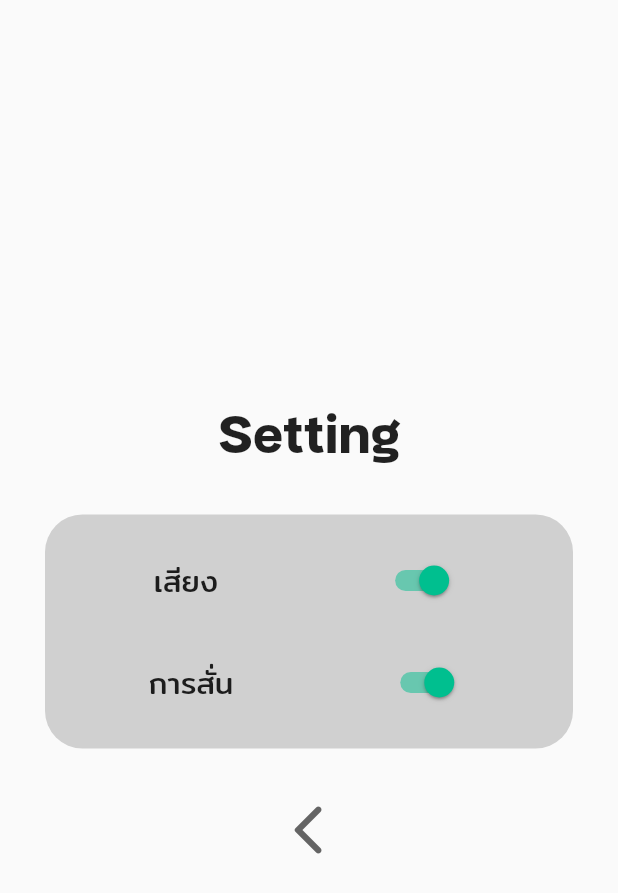
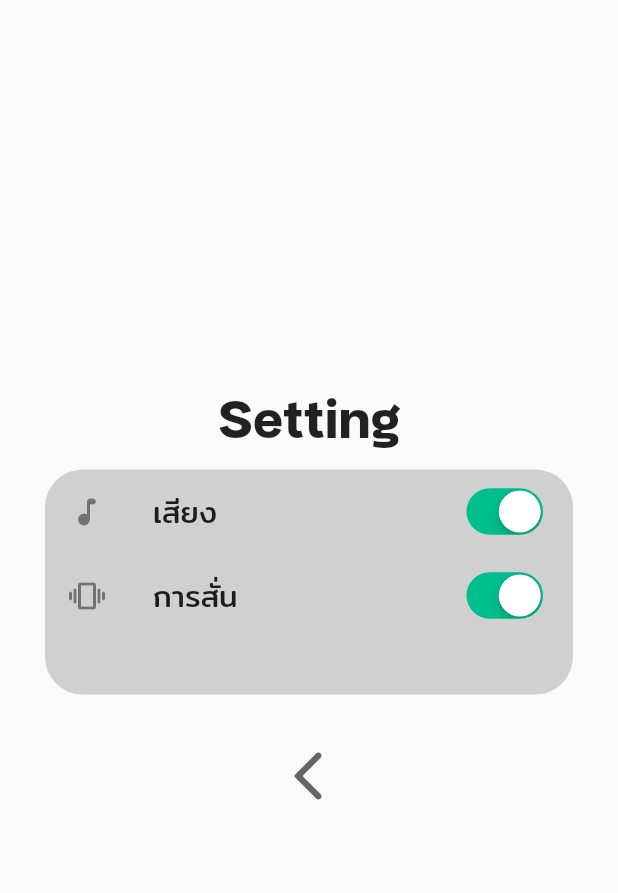
Before and after one commit to Feelgoodmann/Make-Decisions, a Flutter app: the Setting screen opened directly, on a phone screen of 412 x 824 dp. Shown: the top 893 px of the screen. Run offline on Flutter 3.47's test engine with Material 2 defaults, Android fonts, the phone set to English and light mode, and no system bars; our stand-ins replace flutter_fortune_wheel, shared_preferences; accounts and stored records are empty.

Commit message:
Adjust Setting page
*unpolished*

```diff
--- a/lib/resources/textAndButton.dart
+++ b/lib/resources/textAndButton.dart
@@ -1,4 +1,6 @@
+import 'package:flutter/cupertino.dart';
 import 'package:flutter/material.dart';
+import 'package:shared_preferences/shared_preferences.dart';
 import 'package:make_decisions/screens/mainmenu.dart';
 import 'package:make_decisions/screens/randomFood.dart';
 import 'package:make_decisions/screens/spin_bilnd.dart';
@@ -68,24 +70,24 @@ Widget mainMenuButton(String text, String asset, BuildContext context) {
 class SwitchSetting extends StatefulWidget {
   const SwitchSetting({Key? key}) : super(key: key);
 
-
   @override
   State<SwitchSetting> createState() => _SwitchSettingState();
 }
 
 class _SwitchSettingState extends State<SwitchSetting> {
-  bool light = true;
+  bool _enable = true;
+
 
   @override
   Widget build(BuildContext context) {
-    return Switch(
+    return CupertinoSwitch(
       // This bool value toggles the switch.
-      value: light,
+      value: _enable,
       activeColor: notgreen,
       onChanged: (bool value) {
         // This is called when the user toggles the switch.
         setState(() {
-          light = value;
+          _enable = value;
         });
       },
     );
--- a/lib/screens/setting.dart
+++ b/lib/screens/setting.dart
@@ -20,38 +20,34 @@ class _SettingState extends State<Setting> {
 
       body: Center(
         child: Container(
-        padding: const EdgeInsets.only(left: 30, right: 30, top: 60, bottom: 40),
+          padding: const EdgeInsets.only(left: 30, right: 30),
           child: Column(
             children: [
-            const SizedBox(height: 200),
-
+              const SizedBox(height: 250),
               headerText("Setting"),
-            const SizedBox(height: 30,),
+              const SizedBox(height: 10),
               Container(
-              padding: const EdgeInsets.all(20),
                 decoration: BoxDecoration(
-                borderRadius: const BorderRadius.all(Radius.circular(25)),
+                  borderRadius: BorderRadius.all(Radius.circular(25)),
                   color: lightgrey,
                 ),
-              child: Column(
-                children:  [
-                  Row(
-                    mainAxisAlignment: MainAxisAlignment.spaceAround,
-                    children: [
-                      normalText("เสียง"),
-                      SwitchSetting()
-                    ],
+                child: SizedBox(
+                  height: 150,
+                  child: ListView(
+                    children:  <Widget> [
+                      ListTile(
+                          leading: Icon(Icons.music_note_rounded),
+                          title: normalText("เสียง"),
+                          trailing : SwitchSetting()
                       ),
-                  const SizedBox(height: 20),
-                  Row(
-                    mainAxisAlignment: MainAxisAlignment.spaceAround,
-                    children: [
-                      normalText("การสั่น"),
-                      SwitchSetting()
-                    ],
+                      ListTile(
+                          leading: Icon(Icons.vibration_rounded),
+                          title: normalText("การสั่น"),
+                          trailing : SwitchSetting()
                       ),
                     ],
-              ),
+                  )
+                )
               ),
               const SizedBox(height: 30,),
               IconButton(
@@ -66,8 +62,7 @@ class _SettingState extends State<Setting> {
                     onPressed: () {
                       Navigator.pop(context);
                     }
-            ),
-            //iconBtn(Icons.arrow_back_ios_rounded, notgrey, "Back", Navigator.pop(context))
+              )
             ],
           ),
         ),
--- a/pubspec.yaml
+++ b/pubspec.yaml
@@ -34,6 +34,8 @@ dependencies:
   # The following adds the Cupertino Icons font to your application.
   # Use with the CupertinoIcons class for iOS style icons.
   cupertino_icons: ^1.0.2
+  flutter_fortune_wheel: ^1.2.0
+  shared_preferences: ^2.0.18
 
 dev_dependencies:
   flutter_test:
```
Also changed, not shown: 2 other files. Lines whose indentation alone changed are shown as unchanged.
